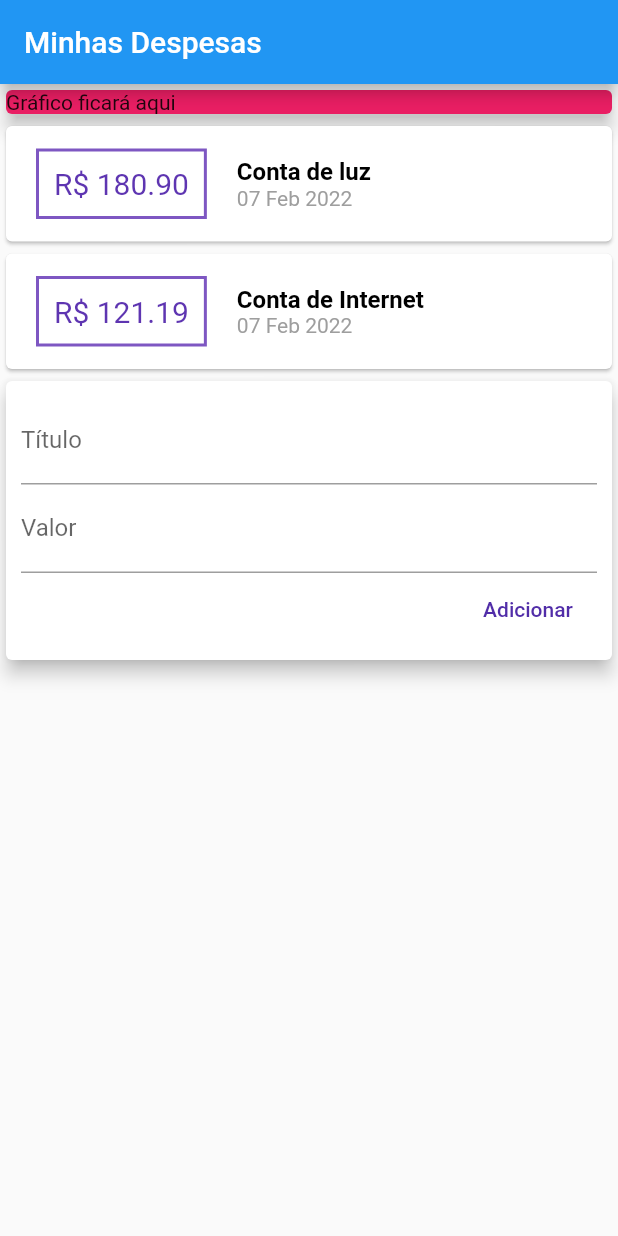
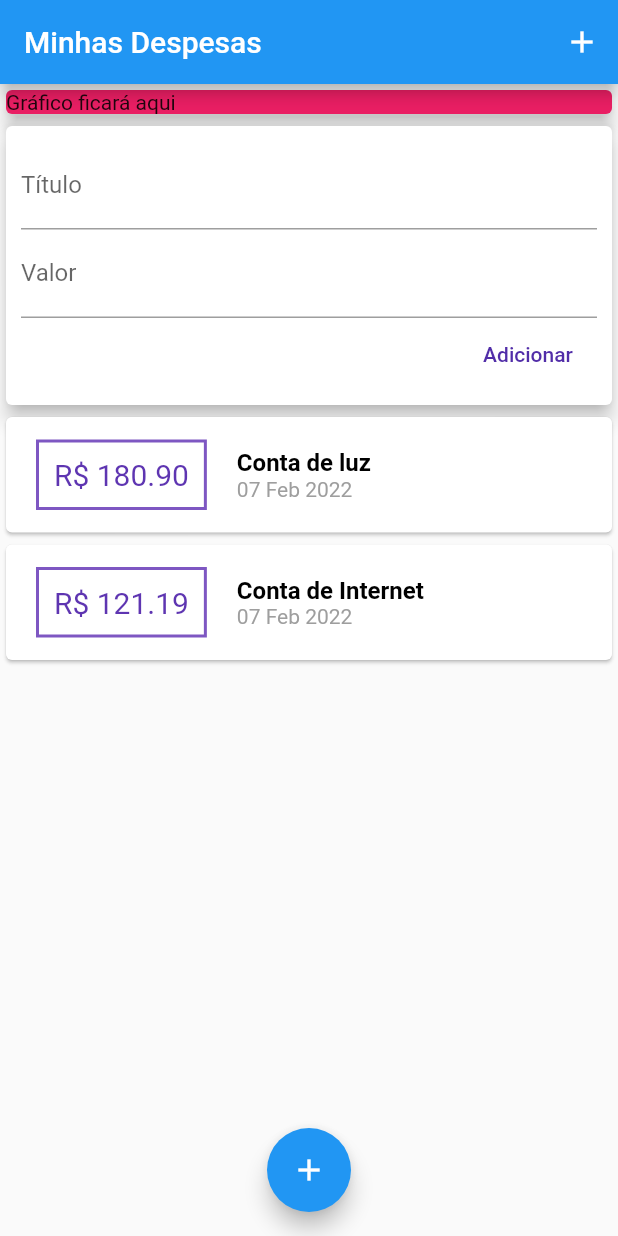
Before and after one commit to PabloAirez/xpends, a Flutter app: the screen it shows after launch, on a phone screen of 412 x 824 dp. Run offline on Flutter 3.47's test engine with Material 2 defaults, Android fonts, the phone set to English and light mode, and no system bars.

Commit message:
Adicionando botão de add e refatorando

```diff
--- a/lib/components/transaction_list.dart
+++ b/lib/components/transaction_list.dart
@@ -8,8 +8,12 @@ class transactionList extends StatelessWidget {
   transactionList(this.transaction_list);
   @override
   Widget build(BuildContext context) {
-    return Column(
-      children: transaction_list.map((trans) {
+    return Container(
+      height: 300,
+      child: ListView.builder(
+        itemCount: transaction_list.length,
+        itemBuilder: (ctx, index) {
+          final trans = transaction_list[index];
           return Card(
               child: Row(
             children: <Widget>[
@@ -53,7 +57,8 @@ class transactionList extends StatelessWidget {
               )
             ],
           ));
-      }).toList(),
+        },
+      ),
     );
   }
 }
--- a/lib/components/transaction_user.dart
+++ b/lib/components/transaction_user.dart
@@ -43,8 +43,8 @@ class transactionUserState extends State<transactionUser> {
   Widget build(BuildContext context) {
     return Column(
       children: <Widget>[
+        transactionForm(_addTransaction),
         transactionList(_transactions),
-        transactionForm(_addTransaction),
       ],
     );
   }
--- a/lib/main.dart
+++ b/lib/main.dart
@@ -1,5 +1,3 @@
-import 'dart:html';
-
 import 'package:flutter/material.dart';
 import 'package:xpends/components/transaction_user.dart';
 
@@ -8,7 +6,7 @@ void main(List<String> args) => runApp(Xpends());
 class Xpends extends StatelessWidget {
   @override
   Widget build(BuildContext context) {
-    return MaterialApp(home: MyHomePage());
+    return MaterialApp(debugShowCheckedModeBanner: false, home: MyHomePage());
   }
 }
 
@@ -18,6 +16,12 @@ class MyHomePage extends StatelessWidget {
     return Scaffold(
       appBar: AppBar(
         title: Text("Minhas Despesas"),
+        actions: [
+          IconButton(
+            icon: Icon(Icons.add),
+            onPressed: () {},
+          )
+        ],
       ),
       body: SingleChildScrollView(
         child: Column(
@@ -35,6 +39,11 @@ class MyHomePage extends StatelessWidget {
           ],
         ),
       ),
+      floatingActionButton: FloatingActionButton(
+        child: Icon(Icons.add),
+        onPressed: () {},
+      ),
+      floatingActionButtonLocation: FloatingActionButtonLocation.centerFloat,
     );
   }
 }
```
Also changed, not shown: lib/components/transaction_form.dart (+15 -5 lines). Lines whose indentation alone changed are shown as unchanged.
